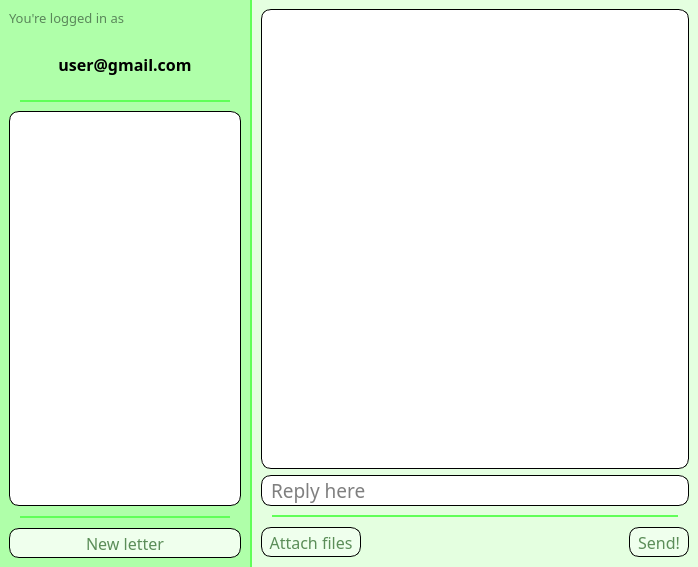
Above: mainwindow.ui from UA-1240-C/smtp-ui before the change. Below: the same form after it.
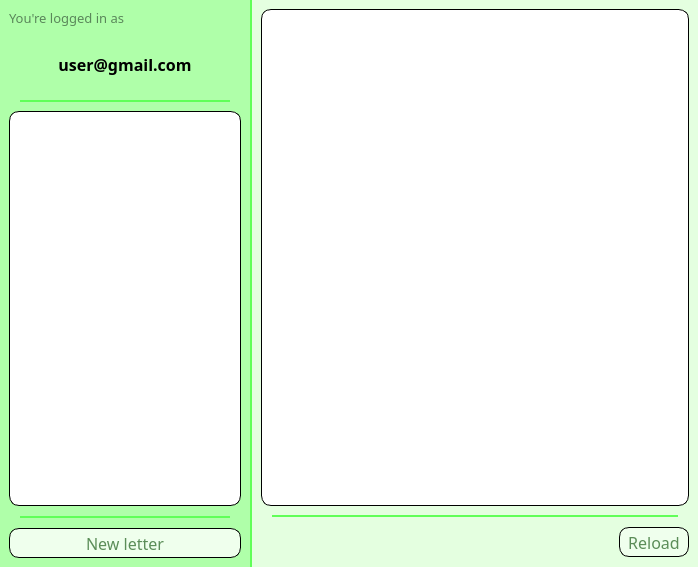
That is the form after the change. The open tabs and pages were chosen to show the change.

Patch:
```diff
--- a/mainwindow.ui
+++ b/mainwindow.ui
@@ -1175,26 +1175,6 @@
                     <property name="rightMargin">
                      <number>9</number>
                     </property>
-                    <item row="2" column="0">
-                     <widget class="QLineEdit" name="ReplyLine">
-                      <property name="font">
-                       <font>
-                        <family>Titillium Web</family>
-                        <pointsize>14</pointsize>
-                       </font>
-                      </property>
-                      <property name="styleSheet">
-                       <string notr="true">    border: 1px solid black;
-    border-radius: 10px;
-    background: white;
-	color: black;
-	padding: 0px 7px;</string>
-                      </property>
-                      <property name="placeholderText">
-                       <string>Reply here</string>
-                      </property>
-                     </widget>
-                    </item>
                     <item row="1" column="0">
                      <widget class="QTextEdit" name="LetterHistoryText">
                       <property name="font">
@@ -1272,81 +1252,6 @@
                     <property name="rightMargin">
                      <number>9</number>
                     </property>
-                    <item>
-                     <widget class="QPushButton" name="R_AttachFileButton">
-                      <property name="sizePolicy">
-                       <sizepolicy hsizetype="Fixed" vsizetype="Fixed">
-                        <horstretch>0</horstretch>
-                        <verstretch>0</verstretch>
-                       </sizepolicy>
-                      </property>
-                      <property name="minimumSize">
-                       <size>
-                        <width>100</width>
-                        <height>30</height>
-                       </size>
-                      </property>
-                      <property name="font">
-                       <font>
-                        <family>Titillium Web</family>
-                        <pointsize>12</pointsize>
-                       </font>
-                      </property>
-                      <property name="styleSheet">
-                       <string notr="true">QPushButton
-{
-	background-color: rgb(239, 255, 237);
-	color: rgb(91, 141, 88);
-	border: 1px solid black;
-	border-radius: 10px
-}
-
-QPushButton:hover
-{
-	background-color: rgb(191, 255, 188);
-	color: rgb(91, 141, 88);
-	border: 1px solid black;
-	border-radius: 10px
-}
-
-QPushButton:pressed
-{
-	background-color: rgb(128, 255, 114);
-	color: rgb(91, 141, 88);
-	border: 1px solid black;
-	border-radius: 10px
-}</string>
-                      </property>
-                      <property name="text">
-                       <string>Attach files</string>
-                      </property>
-                     </widget>
-                    </item>
-                    <item>
-                     <widget class="QLabel" name="R_FileNameLabel">
-                      <property name="sizePolicy">
-                       <sizepolicy hsizetype="Expanding" vsizetype="Expanding">
-                        <horstretch>0</horstretch>
-                        <verstretch>0</verstretch>
-                       </sizepolicy>
-                      </property>
-                      <property name="font">
-                       <font>
-                        <family>Titillium Web</family>
-                        <pointsize>9</pointsize>
-                       </font>
-                      </property>
-                      <property name="styleSheet">
-                       <string notr="true">color: rgb(0, 0, 0);</string>
-                      </property>
-                      <property name="text">
-                       <string/>
-                      </property>
-                      <property name="wordWrap">
-                       <bool>true</bool>
-                      </property>
-                     </widget>
-                    </item>
                     <item alignment="Qt::AlignmentFlag::AlignRight">
                      <widget class="QPushButton" name="SendReplyButton">
                       <property name="sizePolicy">
@@ -1357,7 +1262,7 @@
                       </property>
                       <property name="minimumSize">
                        <size>
-                        <width>60</width>
+                        <width>70</width>
                         <height>30</height>
                        </size>
                       </property>
@@ -1393,7 +1298,7 @@
 }</string>
                       </property>
                       <property name="text">
-                       <string>Send!</string>
+                       <string>Reload</string>
                       </property>
                      </widget>
                     </item>
```
Left out of the diff: 10 changed lines with no effect on the pictures.
